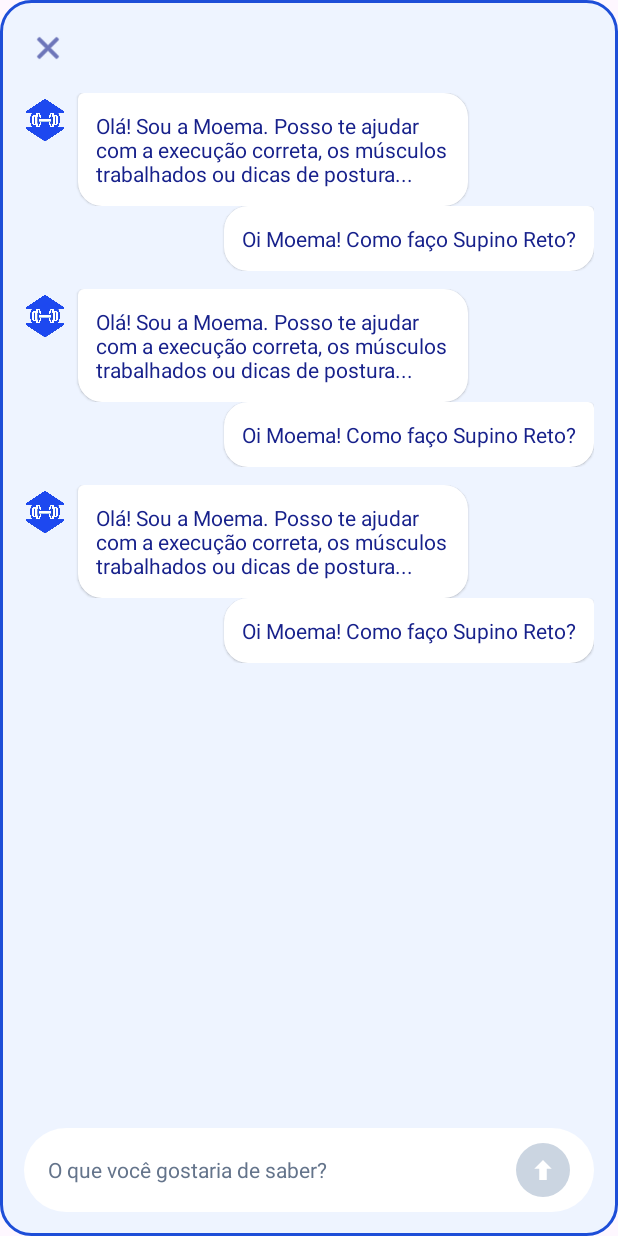
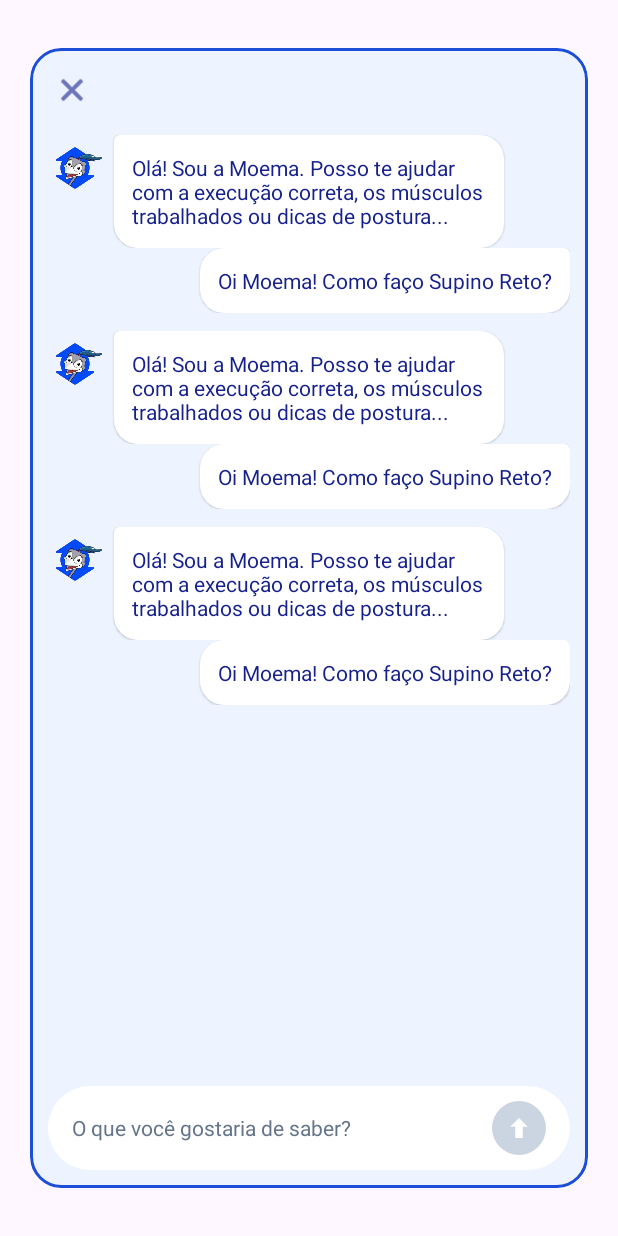
Before and after one commit to arthurllma/AcademiaUniforApp, an Android app: the layout dialog_chatbot_moema.xml on its own in the app's theme, with its tools: preview values and no code run, on a phone screen of 412 x 824 dp. Run offline under Robolectric (Android 15) with nearby library versions, the phone set to English and light mode, and no system bars.

Commit message:
Ajustes no layout e na integração do chatbot Moema

```diff
--- a/app/src/main/AndroidManifest.xml
+++ b/app/src/main/AndroidManifest.xml
@@ -1,6 +1,8 @@
 <?xml version="1.0" encoding="utf-8"?>
 <manifest xmlns:android="http://schemas.android.com/apk/res/android"
     xmlns:tools="http://schemas.android.com/tools">
+
+    <uses-permission android:name="android.permission.INTERNET" />
 
     <application
         android:allowBackup="true"
--- a/app/src/main/res/layout/dialog_chatbot_moema.xml
+++ b/app/src/main/res/layout/dialog_chatbot_moema.xml
@@ -1,14 +1,25 @@
 <?xml version="1.0" encoding="utf-8"?>
-<LinearLayout xmlns:android="http://schemas.android.com/apk/res/android"
+<FrameLayout xmlns:android="http://schemas.android.com/apk/res/android"
     xmlns:app="http://schemas.android.com/apk/res-auto"
     xmlns:tools="http://schemas.android.com/tools"
+    android:id="@+id/rootDialogContainer"
+    android:layout_width="match_parent"
+    android:layout_height="match_parent"
+    android:paddingHorizontal="20dp"
+    android:paddingTop="32dp"
+    android:paddingBottom="32dp">
+
+    <!-- Card Azul Principal do Chatbot -->
+    <LinearLayout
+        android:id="@+id/cardChatbot"
         android:layout_width="match_parent"
         android:layout_height="match_parent"
         android:background="@drawable/bg_chatbot_dialog"
+        android:clipToOutline="true"
         android:orientation="vertical"
-    android:padding="16dp">
+        android:padding="12dp">
 
-    <!-- Top Header: Close Button X -->
+        <!-- Header: Botão Fechar X -->
         <RelativeLayout
             android:layout_width="match_parent"
             android:layout_height="wrap_content">
@@ -27,7 +38,7 @@
                 app:tint="@color/dark_navy" />
         </RelativeLayout>
 
-    <!-- Chat Messages List -->
+        <!-- Lista de Mensagens do Chat -->
         <androidx.recyclerview.widget.RecyclerView
             android:id="@+id/rvChatMensagens"
             android:layout_width="match_parent"
@@ -39,8 +50,9 @@
             android:overScrollMode="never"
             tools:listitem="@layout/item_chat_mensagem" />
 
-    <!-- Bottom Input Bar -->
+        <!-- Barra de Digitação Inferior -->
         <LinearLayout
+            android:id="@+id/containerInputBar"
             android:layout_width="match_parent"
             android:layout_height="wrap_content"
             android:background="@drawable/bg_rounded_field"
@@ -79,3 +91,5 @@
         </LinearLayout>
 
     </LinearLayout>
+
+</FrameLayout>
--- a/app/src/main/res/layout/item_chat_mensagem.xml
+++ b/app/src/main/res/layout/item_chat_mensagem.xml
@@ -16,12 +16,13 @@
 
         <ImageView
             android:id="@+id/ivIconMoema"
-            android:layout_width="28dp"
-            android:layout_height="28dp"
+            android:layout_width="36dp"
+            android:layout_height="36dp"
             android:layout_marginEnd="8dp"
             android:layout_marginTop="4dp"
             android:contentDescription="Moema"
-            android:src="@drawable/ic_academia_logo" />
+            android:scaleType="fitCenter"
+            android:src="@drawable/icone_moema" />
 
         <TextView
             android:id="@+id/tvMensagemMoema"
```
Also changed, not shown: app/src/main/java/br/com/academiaunifortelas1/ChatbotMoemaDialogFragment.kt (+107 -46 lines), app/src/main/res/drawable/icone_moema.png (added). Lines whose indentation alone changed are shown as unchanged.
